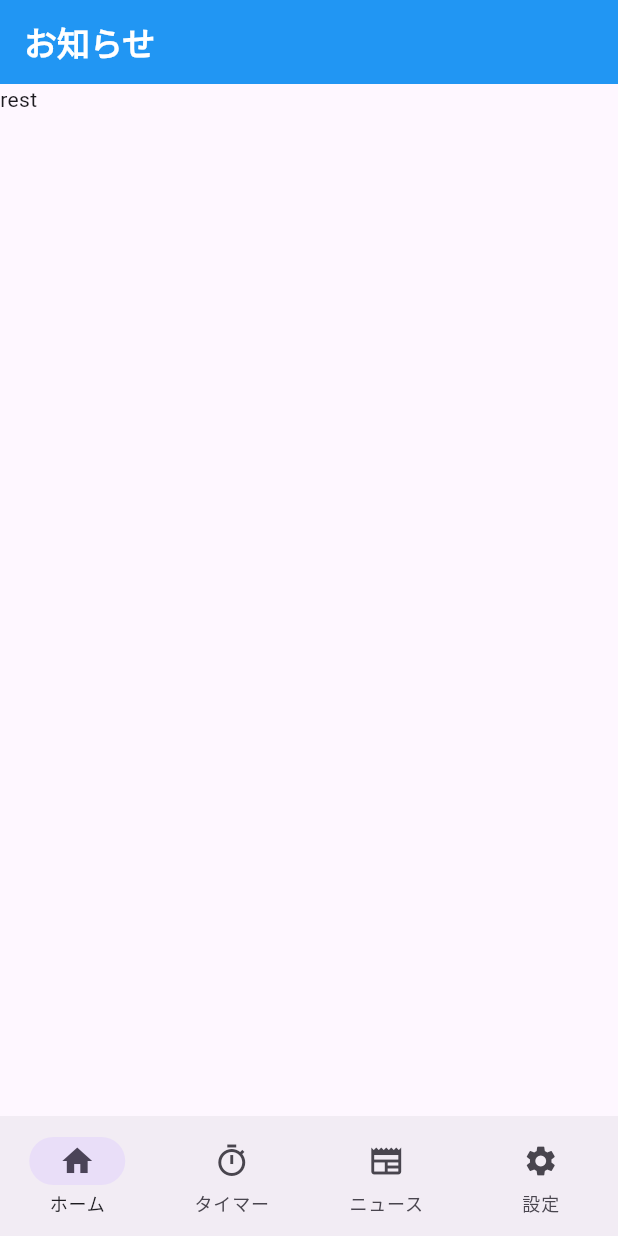
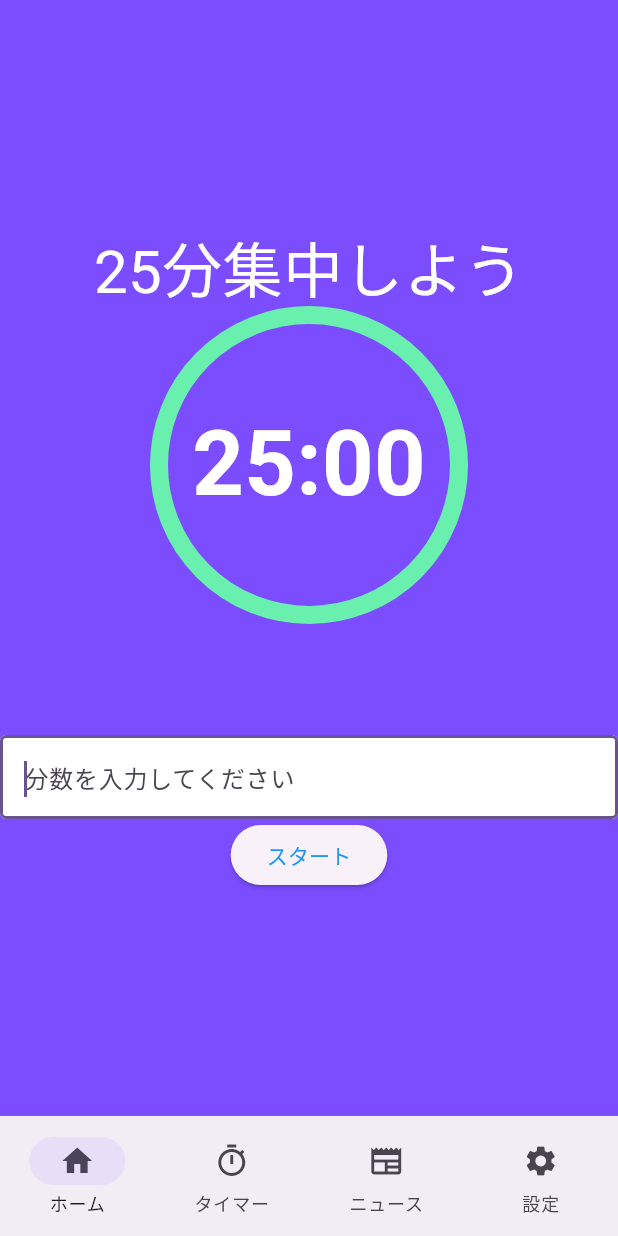
Before and after one commit to yabuki829/todoListApp, a Flutter app: the screen it shows after launch, item 2 of the bottom bar chosen, on a phone screen of 412 x 824 dp. Run offline on Flutter 3.47's test engine with Material 3 defaults, Android fonts, the phone set to English and light mode, and no system bars; our stand-ins replace flutter_riverpod, freezed_annotation, go_router, riverpod_annotation, shared_preferences; generated files the repository leaves out were written again.

Commit message:
タイマーの作成

```diff
--- a/lib/routers.dart
+++ b/lib/routers.dart
@@ -7,6 +7,7 @@ import 'package:todoapp/views/LoginView.dart';
 import 'package:todoapp/views/NewsView.dart';
 import 'package:todoapp/views/Settings.dart';
 import 'package:todoapp/views/TodoView.dart';
+import 'package:todoapp/views/timer_view.dart';
 
 // 参考:
 // https://github.com/flutter/packages/blob/main/packages/go_router/example/lib/shell_route.dart
@@ -70,6 +71,12 @@ final router = GoRouter(
           pageBuilder: (context, state) =>
               buildTransitionPage(child: const NewsVew()),
         ),
+        GoRoute(
+          path: '/timer',
+          name: 'timer',
+          pageBuilder: (context, state) =>
+              buildTransitionPage(child: TimerView()),
+        ),
       ],
     )
   ],
--- a/lib/views/BaseView.dart
+++ b/lib/views/BaseView.dart
@@ -21,8 +21,10 @@ class _BaseViewState extends State<BaseView> {
         case 0:
           context.go('/');
         case 1:
+          context.go('/timer');
+        case 2:
           context.go('/news');
-        case 2:
+        case 3:
           context.go('/settings');
       }
     });
--- a/lib/views/TodoView.dart
+++ b/lib/views/TodoView.dart
@@ -1,5 +1,5 @@
 import 'package:flutter/material.dart';
-import 'package:todoapp/components/TodoItemWidget.dart';
+import 'package:todoapp/widget/TodoItemWidget.dart';
 import 'package:todoapp/notifier/todolist_notifier.dart';
 import 'package:flutter_riverpod/flutter_riverpod.dart';
 
--- /dev/null
+++ b/lib/views/timer_view.dart
@@ -0,0 +1,143 @@
+import 'dart:ui';
+import 'dart:async';
+import 'package:flutter/material.dart';
+
+class TimerView extends StatefulWidget {
+  const TimerView({super.key});
+
+  @override
+  TimerViewState createState() => TimerViewState();
+}
+
+class TimerViewState extends State<TimerView> {
+  int maxMinutes = 25;
+  int minutes = 25;
+  int seconds = 0;
+  Timer? timer;
+
+  Widget buildButtons() {
+    final isRunning = timer == null ? false : timer!.isActive;
+    final isCompleted = minutes == maxMinutes && seconds == 0;
+    final timeController = TextEditingController();
+
+    return isRunning || !isCompleted
+        ? Row(mainAxisAlignment: MainAxisAlignment.center, children: [
+            TextButton(
+              onPressed: () {
+                if (isRunning) {
+                  stopTimer(reset: true);
+                } else {
+                  resetTimer();
+                }
+              },
+              child: isRunning ? const Text("初めから") : const Text("再開"),
+            ),
+            const SizedBox(width: 12),
+            TextButton(onPressed: resetTimer, child: const Text("初めから")),
+          ])
+        : Column(mainAxisAlignment: MainAxisAlignment.center, children: [
+            TextField(
+              decoration: const InputDecoration(
+                  fillColor: Colors.white,
+                  filled: true,
+                  border: OutlineInputBorder(),
+                  hintText: '分数を入力してください'),
+              keyboardType: TextInputType.number,
+              autofocus: true,
+              controller: timeController,
+            ),
+            ElevatedButton(
+              onPressed: () {
+                maxMinutes = int.parse(timeController.text);
+                startTimer();
+              },
+              child: const Text(
+                "スタート",
+                style: TextStyle(color: Colors.blue),
+              ),
+            )
+          ]);
+  }
+
+  Widget buildTimer() => SizedBox(
+      width: 200,
+      height: 200,
+      child: Stack(
+        fit: StackFit.expand,
+        children: [
+          CircularProgressIndicator(
+            value: 1 - (minutes * 60 + seconds) / (maxMinutes * 60),
+            valueColor: const AlwaysStoppedAnimation(Colors.white),
+            strokeWidth: 12,
+            backgroundColor: Colors.greenAccent,
+          ),
+          Center(
+            child: buildTime(),
+          )
+        ],
+      ));
+
+  Widget buildTime() {
+    return Text(
+      '$minutes:${seconds.toString().padLeft(2, '0')}',
+      style: const TextStyle(
+        fontWeight: FontWeight.bold,
+        color: Colors.white,
+        fontSize: 60,
+      ),
+    );
+  }
+
+  void startTimer({bool reset = true}) {
+    if (reset) {
+      resetTimer();
+    }
+    // seconds: 1
+    timer = Timer.periodic(const Duration(seconds: 1), (_) {
+      if (seconds > 0) {
+        setState(() => seconds--);
+      } else if (minutes > 0) {
+        setState(() {
+          minutes--;
+          seconds = 59;
+        });
+      } else {
+        stopTimer(reset: false);
+        minutes = maxMinutes;
+        seconds = 0;
+      }
+    });
+  }
+
+  void resetTimer() => setState(() {
+        minutes = maxMinutes;
+        seconds = 0;
+      });
+
+  void stopTimer({bool reset = true}) {
+    if (reset) {
+      resetTimer();
+    }
+    setState(() => timer?.cancel());
+  }
+
+  @override
+  Widget build(BuildContext context) {
+    return Scaffold(
+        body: Container(
+            width: double.infinity,
+            color: Colors.deepPurpleAccent,
+            child: Column(
+              mainAxisAlignment: MainAxisAlignment.center,
+              children: [
+                Text(
+                  "$minutes分集中しよう",
+                  style: const TextStyle(fontSize: 40, color: Colors.white),
+                ),
+                buildTimer(),
+                const SizedBox(height: 80),
+                buildButtons()
+              ],
+            )));
+  }
+}
--- a/lib/components/login/LoginForm.dart
+++ b/lib/widget/login/LoginForm.dart
@@ -1,5 +1,5 @@
 import 'package:flutter/material.dart';
-import 'package:todoapp/components/login/AllredyHaveAccounts.dart';
+import 'package:todoapp/widget/login/AllredyHaveAccounts.dart';
 import 'package:todoapp/searvices/ApiAuth.dart';
 
 class LoginForm extends StatelessWidget {
--- a/lib/components/login/LoginMobileView.dart
+++ b/lib/widget/login/LoginMobileView.dart
@@ -1,6 +1,6 @@
 import 'package:flutter/material.dart';
-import 'package:todoapp/components/login/LoginForm.dart';
-import 'package:todoapp/components/login/LoginTopImageComponent.dart';
+import 'package:todoapp/widget/login/LoginForm.dart';
+import 'package:todoapp/widget/login/LoginTopImageComponent.dart';
 
 class MobileLoginScreen extends StatelessWidget {
   const MobileLoginScreen({
```
Also changed, not shown: lib/widget/TodoItemWidget.dart (renamed from lib/components/TodoItemWidget.dart), lib/widget/add_task_dialog.dart (added), lib/widget/login/AllredyHaveAccounts.dart (renamed from lib/components/login/AllredyHaveAccounts.dart), lib/widget/login/LoginTopImageComponent.dart (renamed from lib/components/login/LoginTopImageComponent.dart), 5 other files.
